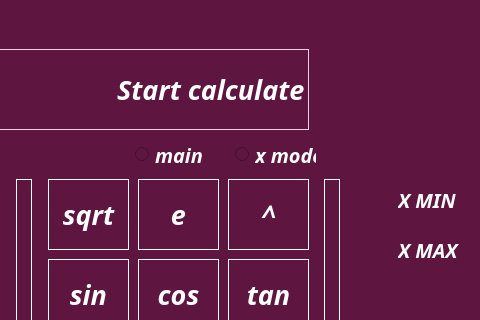
Qt form src/mainwindow.ui (PolinaSKozlova/SmartCalc_v2.0) before a commit; both pictures show x 282 to 762 and y 0 to 320 of the 1028 by 758 pixel window.
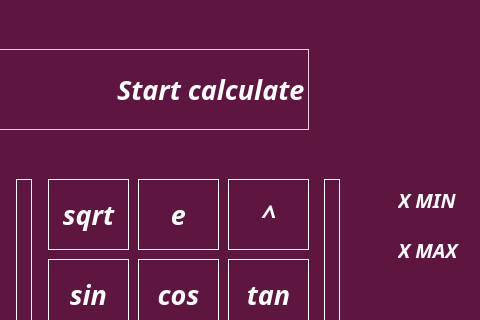
The same form after that commit.

Commit message: добавила новый метод для отслеживания ввода

Patch:
```diff
--- a/src/mainwindow.ui
+++ b/src/mainwindow.ui
@@ -657,70 +657,6 @@
       </property>
      </widget>
     </widget>
-    <widget class="QFrame" name="frame">
-     <property name="geometry">
-      <rect>
-       <x>417</x>
-       <y>0</y>
-       <width>211</width>
-       <height>31</height>
-      </rect>
-     </property>
-     <property name="frameShape">
-      <enum>QFrame::NoFrame</enum>
-     </property>
-     <property name="frameShadow">
-      <enum>QFrame::Raised</enum>
-     </property>
-     <widget class="QRadioButton" name="x_mode_button">
-      <property name="geometry">
-       <rect>
-        <x>100</x>
-        <y>0</y>
-        <width>81</width>
-        <height>31</height>
-       </rect>
-      </property>
-      <property name="font">
-       <font>
-        <family>Shree Devanagari 714</family>
-        <pointsize>15</pointsize>
-        <italic>true</italic>
-        <bold>true</bold>
-       </font>
-      </property>
-      <property name="styleSheet">
-       <string notr="true">color: white;</string>
-      </property>
-      <property name="text">
-       <string>x mode</string>
-      </property>
-     </widget>
-     <widget class="QRadioButton" name="main_mode_button">
-      <property name="geometry">
-       <rect>
-        <x>0</x>
-        <y>0</y>
-        <width>81</width>
-        <height>31</height>
-       </rect>
-      </property>
-      <property name="font">
-       <font>
-        <family>Shree Devanagari 714</family>
-        <pointsize>15</pointsize>
-        <italic>true</italic>
-        <bold>true</bold>
-       </font>
-      </property>
-      <property name="styleSheet">
-       <string notr="true">color: white;</string>
-      </property>
-      <property name="text">
-       <string>main</string>
-      </property>
-     </widget>
-    </widget>
     <widget class="QFrame" name="frame_2">
      <property name="geometry">
       <rect>
```
The commit also changes 2 other files.
